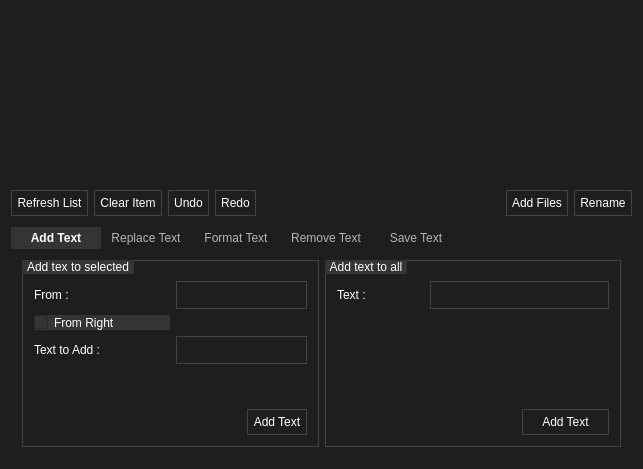
This is app/corerenamer/corerenamer.ui in rahmanshaber/corebox as Qt 5 draws it before an edit. The edited form follows.
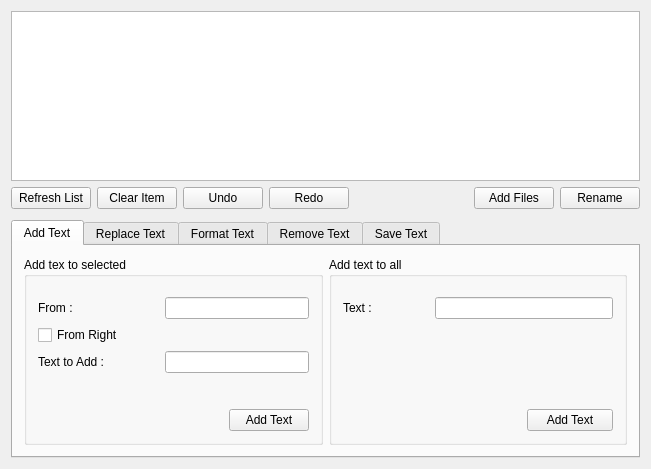
This is the edited form. Icons and pictures are not drawn.

```diff
--- a/app/corerenamer/corerenamer.ui
+++ b/app/corerenamer/corerenamer.ui
@@ -18,164 +18,7 @@
     <normaloff>:/icons/CoreRenemer.svg</normaloff>:/icons/CoreRenemer.svg</iconset>
   </property>
   <property name="styleSheet">
-   <string notr="true">/*CoreRenamer*/
-
-QWidget{
-    background-color: #1E1E1E;
-    border: 1px #1E1E1E;
-    color: #9E9E9F;}
-
-
-QWidget [accessibleName=&quot;renameTools&quot;]{
-    background-color: #353536;
-    border: 1px #353536;}
-
-
-QLineEdit{
-    background-color: transparent;
-    border: 1px solid #434343;
-    padding: 5px 5px 5px 10px;}
-
-
-QLabel{
-    background-color: transparent;
-    color: #FFFFFF;}
-
-
-QCheckBox {
-    border: 1px #434343;
-    color: #ffffff;
-    background-color: #353536;}
-
-
-QRadioButton{
-    color: #ffffff;
-    background-color: #353536;}
-
-
-QToolButton{
-    background-color: transparent;
-    color: #ffffff;
-    padding: 2px 3px 2px 3px;
-    border: 1px solid #434343;}
-QToolButton:pressed{
-    background-color: #3E4A58;}
-QToolButton:hover {
-    background-color: #3E4A58; }
-
-
-QPushButton{
-    background-color: transparent;
-    color: #ffffff;
-    border: 1px solid #434343;
-    padding: 5px 5px 5px 5px;}
-QPushButton:pressed{
-    background-color: #3E4A58;}
-QPushButton:hover {
-    background-color: #3E4A58;}
-
-
-QGroupBox {
-    background-color: transparent;
-    color: #ffffff;
-    border: 1px solid #434343;
-    margin-top: 1ex; /* leave space at the top for the title */}
-QGroupBox::title {
-    background-color: #353536;
-    subcontrol-origin: margin;
-    subcontrol-position: top left; /* position at the top center */
-    padding: 0 3px;}
-
-
-QComboBox {
-    background-color: #353536;
-    color: #ffffff;
-    border: 1px solid #434343;
-    padding: 5px 5px 5px 10px;}
-QComboBox QAbstractItemView {
-    background-color: #546070;
-    color: #ffffff;
-    selection-background-color: #F1A873;}
-QComboBox::drop-down {
-    background-color: #3C3C43;}
-
-
-QTabWidget QTabBar{
-    background-color: #373737;
-    border:none;
-    height: 22px;}
-QTabWidget QTabBar::tab{
-    text-align: left;
-    background-color: #136ba2;
-    border-style: 1px #434343;
-    height: 22px;
-    width: 80px;
-    color: #136ba2;
-    padding: 0px 5px 0px 5px;}
-QTabWidget QTabBar::tab:selected{
-    background-color: #353536;
-    font-weight: bold;
-    color: #ffffff;}
-QTabWidget QTabBar::tab:!selected{
-    background-color:#1E1E1E;
-    color:  #B4B4B4;}
-QTabWidget QTabBar::tab:hover{
-    background-color:  #353536;
-    color:  #ffffff;}
-
-
-QHeaderView{
-    padding-left: 4px;
-    background-color:#1E1E1E ;
-    color:#606364;}
-QHeaderView::section {
-    background-color:#1E1E1E;
-    color:#606364;
-    border: 1px #ffffff;}
-
-
-QTableView {
-    selection-background-color:#323232 ;
-    selection-color:#1CB853; }
-QTableView::item{
-    border-bottom-style:solid;
-    border-width:1;
-    border-color: #323232;}
-
-
-
-QScrollBar:vertical {
-    background-color: rgba( 0, 0, 0, 72% );
-    max-width: 8px;
-    border-radius: 4px;
-    padding: 1px; }
-QScrollBar::handle:vertical {
-    background-color: silver;
-    max-width: 6px;
-    min-height: 12px;
-    border-radius: 3px; }
-QScrollBar:horizontal {
-    background-color: rgba( 0, 0, 0, 72% );
-    max-height: 8px;
-    border-radius: 4px;
-    padding: 1px; }
-QScrollBar::handle:horizontal {
-    background-color: silver;
-    max-height: 6px;
-    min-width: 12px;
-    border-radius: 3px; }
-QScrollBar::sub-page:horizontal,
-QScrollBar::sub-page:vertical {
-    background-color: rgba( 0, 0, 0, 72% ); }
-QScrollBar::add-page:horizontal,
-QScrollBar::add-page:vertical {
-    background-color: rgba( 0, 0, 0, 72% ); }
-QScrollBar::add-line:vertical,
-QScrollBar::sub-line:vertical {
-    width: 0px; height: 0px; }
-QScrollBar::add-line:horizontal,
-QScrollBar::sub-line:horizontal {
-    width: 0px; height: 0px; }</string>
+   <string notr="true"/>
   </property>
   <layout class="QVBoxLayout" name="verticalLayout_2">
    <property name="spacing">
```
